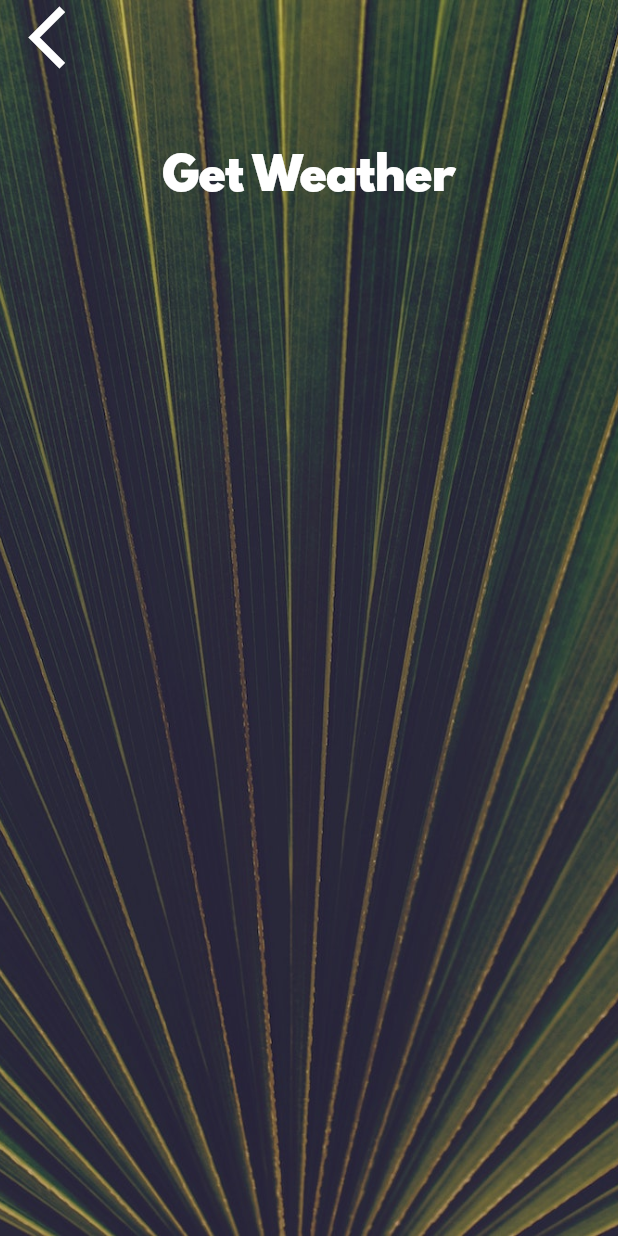
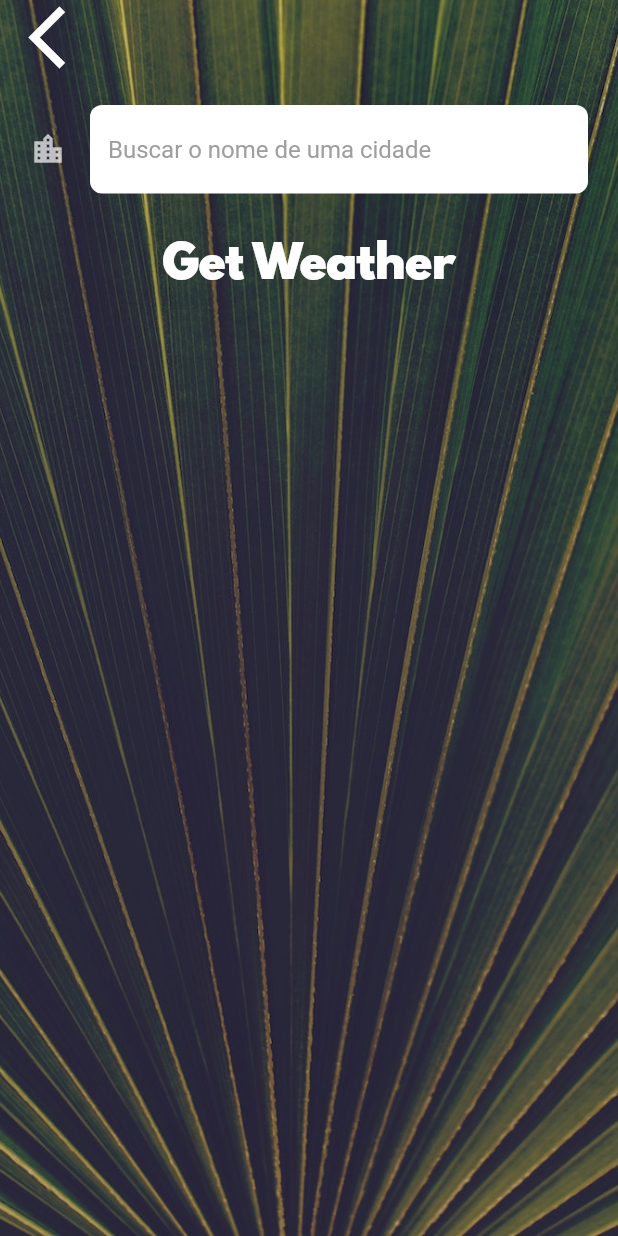
Before and after one commit to PhRezende-eng/Clima, a Flutter app: the CityScreen screen opened directly, on a phone screen of 412 x 824 dp. Run offline on Flutter 3.47's test engine with Material 2 defaults, Android fonts, the phone set to English and light mode, and no system bars; our stand-ins replace flutter_spinkit, geolocator; network calls fail.

Commit message:
create a simple InputDecoration and get each change with onChange

```diff
--- a/lib/screens/city_screen.dart
+++ b/lib/screens/city_screen.dart
@@ -7,6 +7,7 @@ class CityScreen extends StatefulWidget {
 }
 
 class _CityScreenState extends State<CityScreen> {
+  String string;
   @override
   Widget build(BuildContext context) {
     return Scaffold(
@@ -35,7 +36,17 @@ class _CityScreenState extends State<CityScreen> {
               ),
               Container(
                 padding: EdgeInsets.all(20.0),
-                child: null,
+                child: TextFormField(
+                  //cor do input
+                  style: TextStyle(
+                    color: Colors.black,
+                  ),
+                  //função para cada mudança, parâmentro é o input
+                  onChanged: (value) {
+                    print(value);
+                  },
+                  decoration: textInput,
+                ),
               ),
               MaterialButton(
                 onPressed: () {},
--- a/lib/screens/loading_screen.dart
+++ b/lib/screens/loading_screen.dart
@@ -1,8 +1,6 @@
 import 'package:climadata/screens/location_screen.dart';
-import 'package:climadata/services/networking.dart';
 import 'package:climadata/services/weather.dart';
 import 'package:flutter/material.dart';
-import 'package:climadata/services/location.dart';
 import 'package:flutter_spinkit/flutter_spinkit.dart';
 
 const apiKey = '4b567033eb2835b4087185083040ffde';
--- a/lib/utilities/constants.dart
+++ b/lib/utilities/constants.dart
@@ -38,3 +38,21 @@ const kButtonTextStyle = TextStyle(
 const kConditionTextStyle = TextStyle(
   fontSize: 100.0,
 );
+
+const textInput = InputDecoration(
+  filled: true,
+  fillColor: Colors.white,
+  hintText: 'Buscar o nome de uma cidade',
+  hintStyle: TextStyle(
+    color: Colors.grey,
+  ),
+  icon: Icon(
+    Icons.location_city,
+  ),
+  // border: InputBorder.none, // sem bordar
+  border: OutlineInputBorder(
+    // borderRadius: BorderRadius.circular(8),
+    borderRadius: BorderRadius.all(Radius.circular(8)),
+    borderSide: BorderSide.none, // sem bordar
+  ),
+);
```
